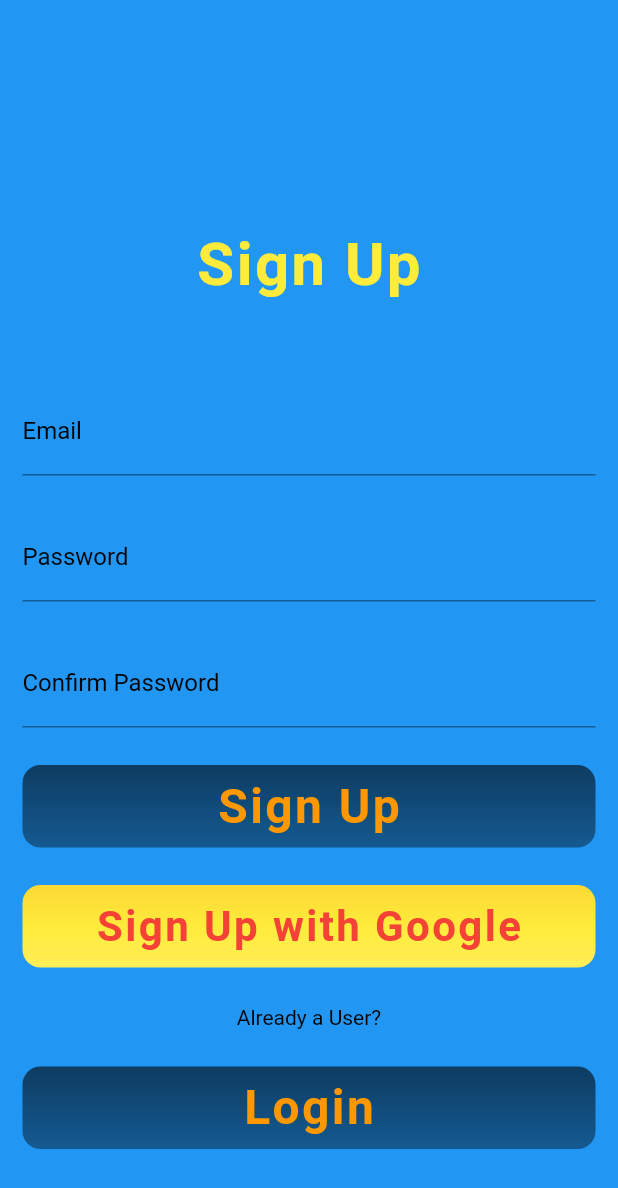
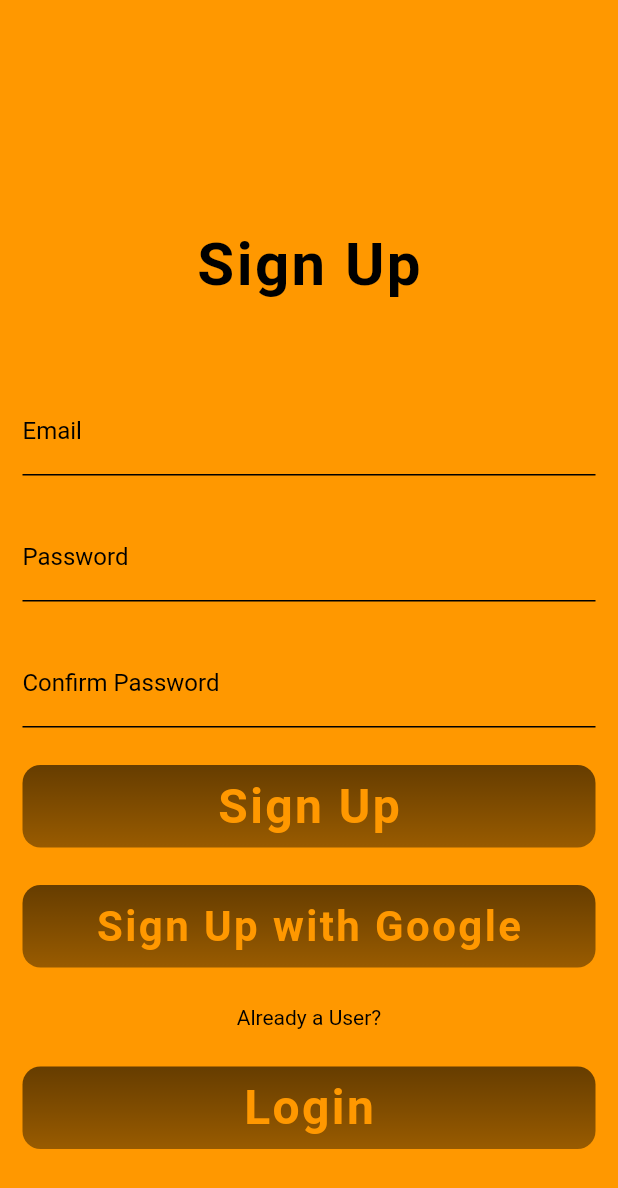
Before and after one commit to harshkumarkhatri/Booking-App-Event-Creator, a Flutter app: the SignUpScreen screen opened directly, on a phone screen of 412 x 824 dp. Shown: the top 1188 px of the screen. Run offline on Flutter 3.47's test engine with Material 2 defaults, Android fonts, the phone set to English and light mode, and no system bars; our stand-ins replace cloud_firestore, firebase_auth, firebase_messaging, flutter_secure_storage, get, share; missing offline and left inert: mailto; accounts and stored records are empty.

Commit message:
updated signup screen

```diff
--- a/lib/views/pages/SignUpScreen/Widgets/singUpWithGoogleButton_widget.dart
+++ /dev/null
@@ -1,33 +0,0 @@
-import 'package:flutter/material.dart';
-
-Widget signUpWithGoogleButton() {
-  return Padding(
-    padding: const EdgeInsets.only(bottom: 25.0),
-    child: Container(
-      height: 55,
-      decoration: BoxDecoration(
-        borderRadius: BorderRadius.circular(12),
-        gradient: LinearGradient(
-          begin: Alignment.bottomCenter,
-          end: Alignment.topCenter,
-          colors: [
-            Colors.yellow[400],
-            Colors.yellow,
-            Colors.yellow[600],
-          ],
-        ),
-      ),
-      child: Center(
-        child: Text(
-          "Sign Up with Google",
-          style: TextStyle(
-            fontSize: 28,
-            fontWeight: FontWeight.w700,
-            letterSpacing: 1.6,
-            color: Colors.red,
-          ),
-        ),
-      ),
-    ),
-  );
-}
--- a/lib/views/pages/SignUpScreen/signUp_screen.dart
+++ b/lib/views/pages/SignUpScreen/signUp_screen.dart
@@ -2,7 +2,7 @@ import 'package:flutter/material.dart';
 import 'package:flutter_booking_app_event_creator/views/pages/SignUpScreen/Widgets/alreadyAUserText_widget.dart';
 import 'package:flutter_booking_app_event_creator/views/pages/SignUpScreen/Widgets/loginButton_widget.dart';
 import 'package:flutter_booking_app_event_creator/views/pages/SignUpScreen/Widgets/signUpButtonSingUpScreen_widget.dart';
-import 'package:flutter_booking_app_event_creator/views/pages/SignUpScreen/Widgets/singUpWithGoogleButton_widget.dart';
+import 'package:flutter_booking_app_event_creator/views/pages/SignUpScreen/Widgets/signUpWithGoogleButton_widget.dart';
 
 class SignUpScreen extends StatefulWidget {
   @override
@@ -18,7 +18,7 @@ class _SignUpScreenState extends State<SignUpScreen> {
       body: Container(
         height: MediaQuery.of(context).size.height,
         width: MediaQuery.of(context).size.width,
-        color: Colors.blue,
+        color: Colors.orange,
         child: SafeArea(
           child: Padding(
               padding: const EdgeInsets.only(left: 15, right: 15.0),
@@ -42,7 +42,7 @@ class _SignUpScreenState extends State<SignUpScreen> {
                               child: Text(
                                 "Sign Up",
                                 style: TextStyle(
-                                  color: Colors.yellow,
+                                  color: Colors.black,
                                   fontWeight: FontWeight.w700,
                                   letterSpacing: 1.6,
                                   fontSize: 40,
@@ -53,8 +53,17 @@ class _SignUpScreenState extends State<SignUpScreen> {
                           Padding(
                             padding: const EdgeInsets.only(bottom: 25.0),
                             child: TextFormField(
-                              style: TextStyle(color: Colors.yellow),
+                              style: TextStyle(color: Colors.black),
                               decoration: InputDecoration(
+                                enabledBorder: UnderlineInputBorder(
+                                  borderSide: BorderSide(color: Colors.black),
+                                ),
+                                focusedBorder: UnderlineInputBorder(
+                                  borderSide: BorderSide(color: Colors.black),
+                                ),
+                                border: UnderlineInputBorder(
+                                  borderSide: BorderSide(color: Colors.black),
+                                ),
                                 labelText: "Email",
                                 labelStyle: TextStyle(color: Colors.black),
                                 errorStyle: TextStyle(
@@ -85,6 +94,15 @@ class _SignUpScreenState extends State<SignUpScreen> {
                             child: TextFormField(
                               obscureText: true,
                               decoration: InputDecoration(
+                                enabledBorder: UnderlineInputBorder(
+                                  borderSide: BorderSide(color: Colors.black),
+                                ),
+                                focusedBorder: UnderlineInputBorder(
+                                  borderSide: BorderSide(color: Colors.black),
+                                ),
+                                border: UnderlineInputBorder(
+                                  borderSide: BorderSide(color: Colors.black),
+                                ),
                                 labelText: "Password",
                                 labelStyle: TextStyle(color: Colors.black),
                                 errorStyle: TextStyle(
@@ -110,6 +128,15 @@ class _SignUpScreenState extends State<SignUpScreen> {
                             child: TextFormField(
                               obscureText: true,
                               decoration: InputDecoration(
+                                enabledBorder: UnderlineInputBorder(
+                                  borderSide: BorderSide(color: Colors.black),
+                                ),
+                                focusedBorder: UnderlineInputBorder(
+                                  borderSide: BorderSide(color: Colors.black),
+                                ),
+                                border: UnderlineInputBorder(
+                                  borderSide: BorderSide(color: Colors.black),
+                                ),
                                 labelText: "Confirm Password",
                                 labelStyle: TextStyle(color: Colors.black),
                                 errorStyle: TextStyle(
```
